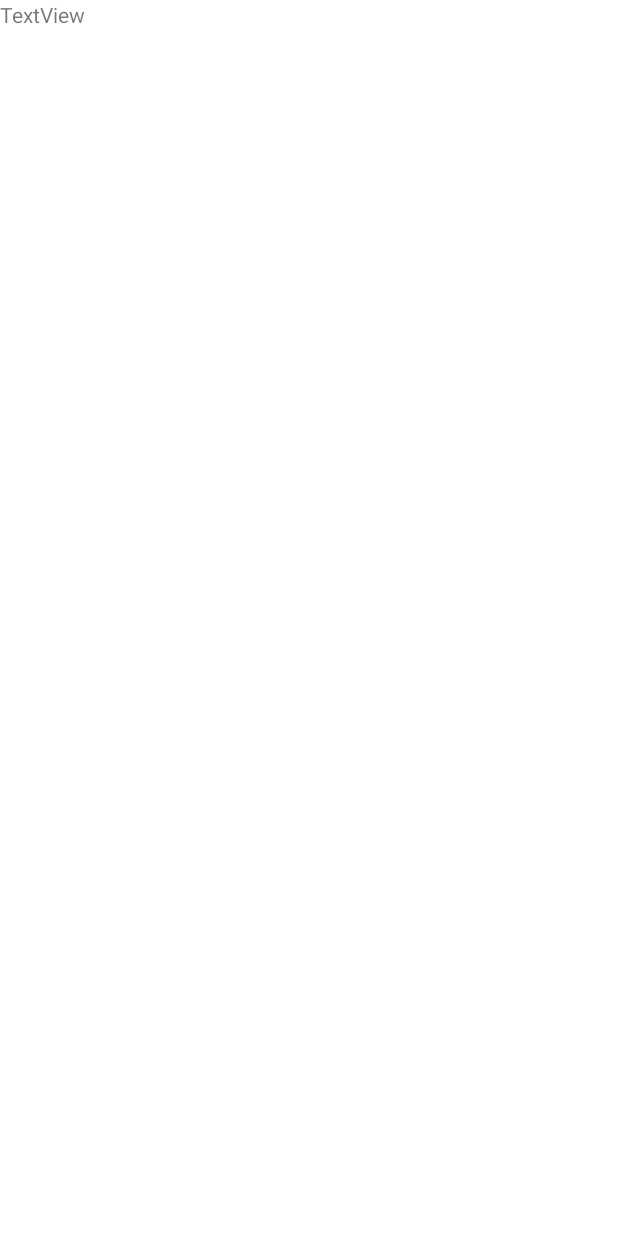
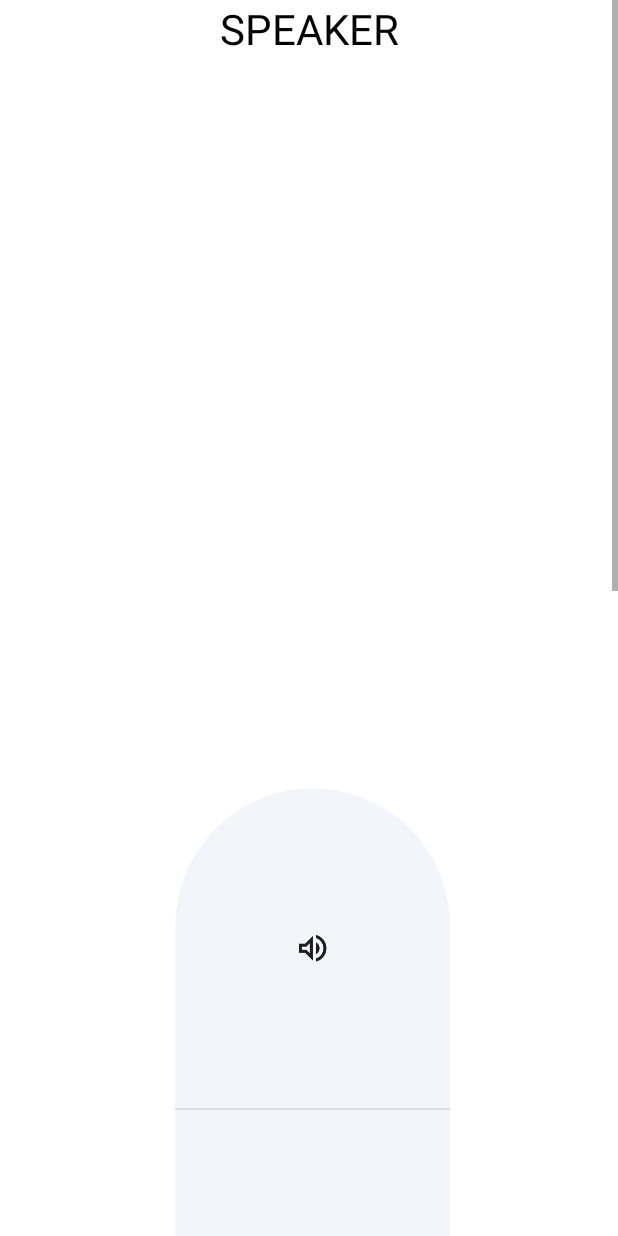
Before and after one commit to hayannoon/Fluid_IoT_V2, an Android app: the GoogleHome_Speaker screen opened directly, with no data from a screen before it, on a phone screen of 412 x 824 dp. Before the commit the screen is almost empty. Run offline under Robolectric (Android 15) with nearby library versions, the phone set to English and light mode, and no system bars.

Commit message:
Speaker page UI transaction complete

```diff
--- a/app/src/main/res/layout/google_home_speaker.xml
+++ b/app/src/main/res/layout/google_home_speaker.xml
@@ -1,14 +1,84 @@
 <?xml version="1.0" encoding="utf-8"?>
-<androidx.constraintlayout.widget.ConstraintLayout xmlns:android="http://schemas.android.com/apk/res/android"
+<ScrollView xmlns:android="http://schemas.android.com/apk/res/android"
+    xmlns:app="http://schemas.android.com/apk/res-auto"
     xmlns:tools="http://schemas.android.com/tools"
     android:layout_width="match_parent"
     android:layout_height="match_parent">
 
-    <TextView
-        android:id="@+id/textView2"
-        android:layout_width="wrap_content"
+    <LinearLayout
+        android:layout_width="match_parent"
         android:layout_height="wrap_content"
-        android:text="TextView"
-        tools:layout_editor_absoluteX="179dp"
-        tools:layout_editor_absoluteY="304dp" />
-</androidx.constraintlayout.widget.ConstraintLayout>
+        android:orientation="vertical">
+        <androidx.constraintlayout.widget.ConstraintLayout
+            android:layout_width="match_parent"
+            android:layout_height="match_parent">
+
+            <ImageView
+                android:id="@+id/speaker_imageView"
+                android:layout_width="wrap_content"
+                android:layout_height="wrap_content"
+                android:src="@drawable/speaker_specific"
+                app:layout_constraintEnd_toEndOf="parent"
+                app:layout_constraintHorizontal_bias="0.0"
+                app:layout_constraintStart_toStartOf="parent"
+                app:layout_constraintTop_toBottomOf="@+id/speaker_toggle_textview" />
+
+            <TextView
+                android:id="@+id/speaker_toggle_textview"
+                android:layout_width="wrap_content"
+                android:layout_height="wrap_content"
+                android:gravity="center"
+                android:text="SPEAKER"
+                android:textColor="#000000"
+                android:textSize="28sp"
+                app:layout_constraintEnd_toEndOf="parent"
+                app:layout_constraintStart_toStartOf="parent"
+                app:layout_constraintTop_toTopOf="parent" />
+
+            <Button
+                android:id="@+id/speaker_volume_button"
+                android:layout_width="192dp"
+                android:layout_height="415dp"
+                android:layout_marginTop="16dp"
+                android:background="#00ff0000"
+                app:layout_constraintEnd_toEndOf="parent"
+                app:layout_constraintHorizontal_bias="0.502"
+                app:layout_constraintStart_toStartOf="parent"
+                app:layout_constraintTop_toTopOf="@+id/speaker_imageView" />
+
+            <Button
+                android:id="@+id/speaker_mute_button"
+                android:layout_width="374dp"
+                android:layout_height="69dp"
+                android:layout_marginTop="24dp"
+                android:background="#00ff0000"
+                app:layout_constraintEnd_toEndOf="parent"
+                app:layout_constraintHorizontal_bias="0.489"
+                app:layout_constraintStart_toStartOf="parent"
+                app:layout_constraintTop_toBottomOf="@+id/speaker_volume_button" />
+
+            <Button
+                android:id="@+id/speaker_on_off_button"
+                android:layout_width="374dp"
+                android:layout_height="72dp"
+                android:layout_marginTop="24dp"
+                android:background="#00ff0000"
+                app:layout_constraintEnd_toEndOf="parent"
+                app:layout_constraintHorizontal_bias="0.489"
+                app:layout_constraintStart_toStartOf="parent"
+                app:layout_constraintTop_toBottomOf="@+id/speaker_mute_button" />
+
+            <Button
+                android:id="@+id/speaker_start_stop_button"
+                android:layout_width="362dp"
+                android:layout_height="98dp"
+                android:background="#00ff0000"
+                app:layout_constraintEnd_toEndOf="parent"
+                app:layout_constraintStart_toStartOf="parent"
+                app:layout_constraintTop_toBottomOf="@+id/speaker_on_off_button" />
+
+
+        </androidx.constraintlayout.widget.ConstraintLayout>
+
+    </LinearLayout>
+</ScrollView>
```
Also changed, not shown: app/src/main/java/com/example/iot_master_prototype/GoogleHome_Speaker.java (+175 -0 lines), app/src/main/res/drawable-nodpi/all.png (added), app/src/main/res/drawable-nodpi/except_mute.png (added), app/src/main/res/drawable-nodpi/except_on_off.png (added), app/src/main/res/drawable-nodpi/except_start_stop.png (added), app/src/main/res/drawable-nodpi/except_volume.png (added), app/src/main/res/drawable-nodpi/mute_on_off.png (added), app/src/main/res/drawable-nodpi/mute_start_stop.png (added), app/src/main/res/drawable-nodpi/nothing.png (added), app/src/main/res/drawable-nodpi/on_off_start_stop.png (added), app/src/main/res/drawable-nodpi/onlymute.png (added), app/src/main/res/drawable-nodpi/onlyonoff.png (added), app/src/main/res/drawable-nodpi/onlystartstop.png (added), app/src/main/res/drawable-nodpi/onlyvolume.png (added), 3 more files.
